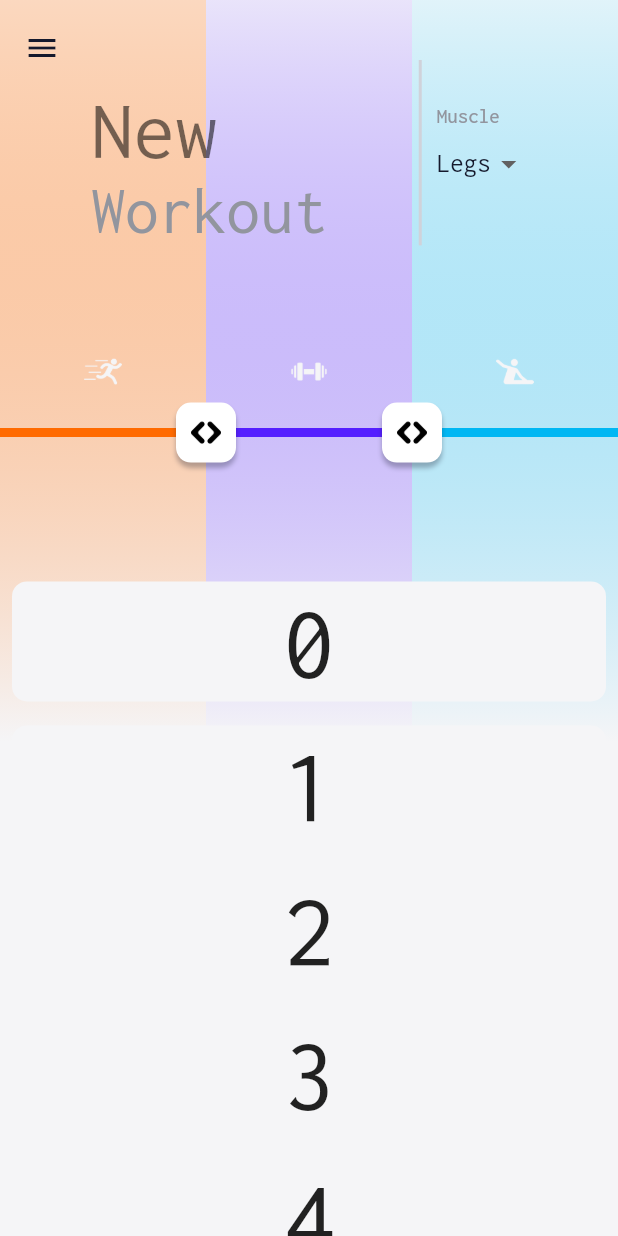
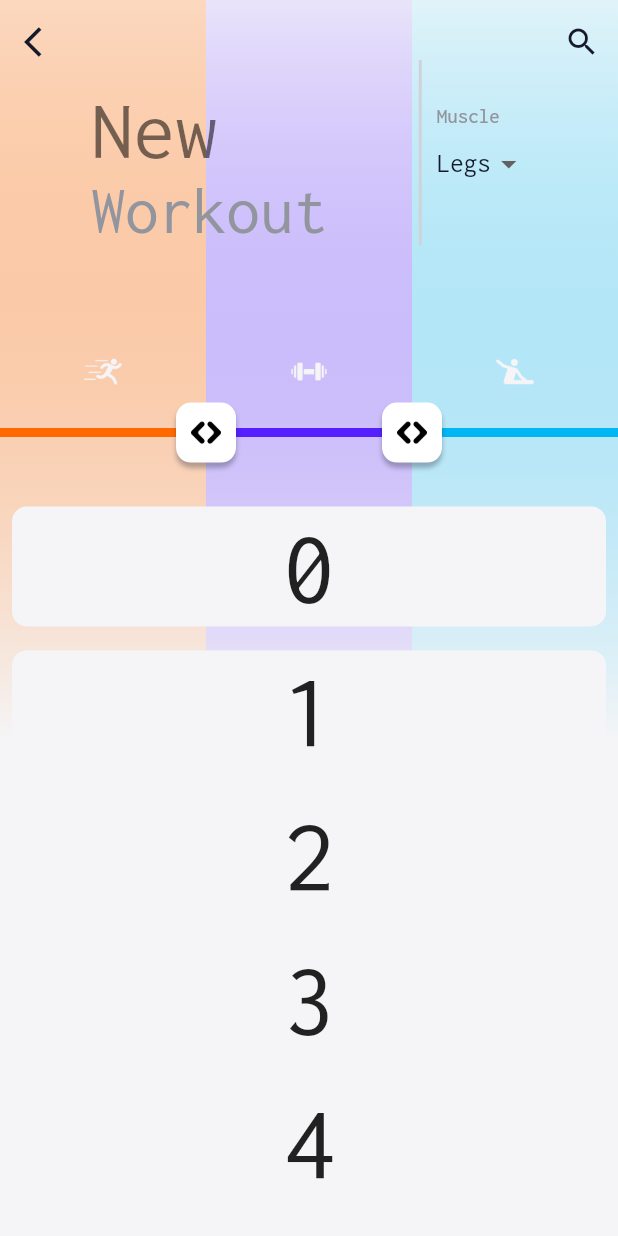
Before and after one commit to cupcake08/Flutter-UI-Challenges, a Flutter app: the screen it shows after launch, on a phone screen of 412 x 824 dp. Run offline on Flutter 3.47's test engine with Material 2 defaults, Android fonts, the phone set to English and light mode, and no system bars; our stand-ins replace google_fonts.

Commit message:
:tada: Making Leading And Action Button Stay Up

```diff
--- a/workout_configuration/lib/main.dart
+++ b/workout_configuration/lib/main.dart
@@ -167,9 +167,8 @@ class _WorkoutSelectionScreenState extends State<WorkoutSelectionScreen> {
     final expandedHeight = height * .4;
     final collapsedHeight = height * .2;
     return Scaffold(
-      drawer: const Drawer(),
-      extendBodyBehindAppBar: true,
       body: Stack(
+        alignment: Alignment.topCenter,
         children: [
           // build background things.
           Consumer<BoxNotifier>(builder: (context, value, child) => _buildBackGroundGrid()),
@@ -442,13 +441,26 @@ class _WorkoutSelectionScreenState extends State<WorkoutSelectionScreen> {
                   );
                 },
               ),
-              const SliverToBoxAdapter(
-                child: ColoredBox(
-                  color: Colors.transparent,
-                  child: SizedBox(height: 50),
+            ],
+          ),
+          SizedBox(
+            height: kToolbarHeight + MediaQuery.of(context).padding.top,
+            child: AppBar(
+              backgroundColor: Colors.transparent,
+              elevation: 0,
+              leading: IconButton(
+                icon: const Icon(Icons.arrow_back_ios),
+                onPressed: () {},
+              ),
+              iconTheme: const IconThemeData(color: AppColor.black),
+              actionsIconTheme: const IconThemeData(color: AppColor.black),
+              actions: [
+                IconButton(
+                  icon: const Icon(Icons.search),
+                  onPressed: () {},
                 ),
-              ),
-            ],
+              ],
+            ),
           ),
         ],
       ),
```
Also changed, not shown: workout_configuration/lib/model/yoga.dart (added, +22 -0 lines), 1 other file.
